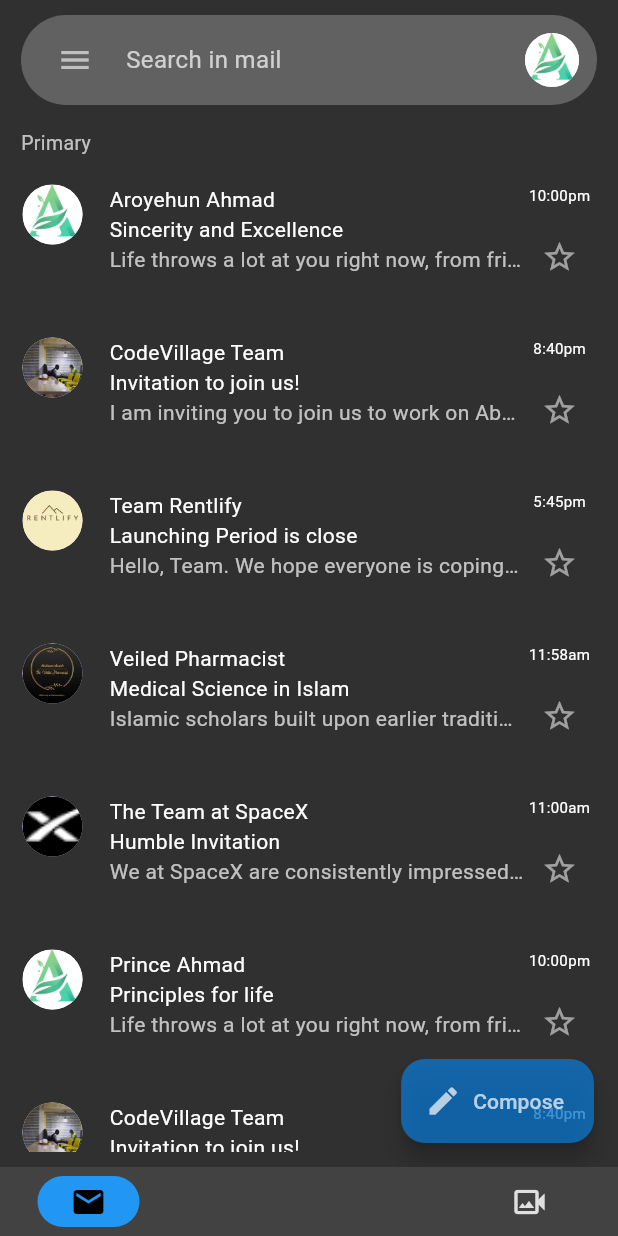
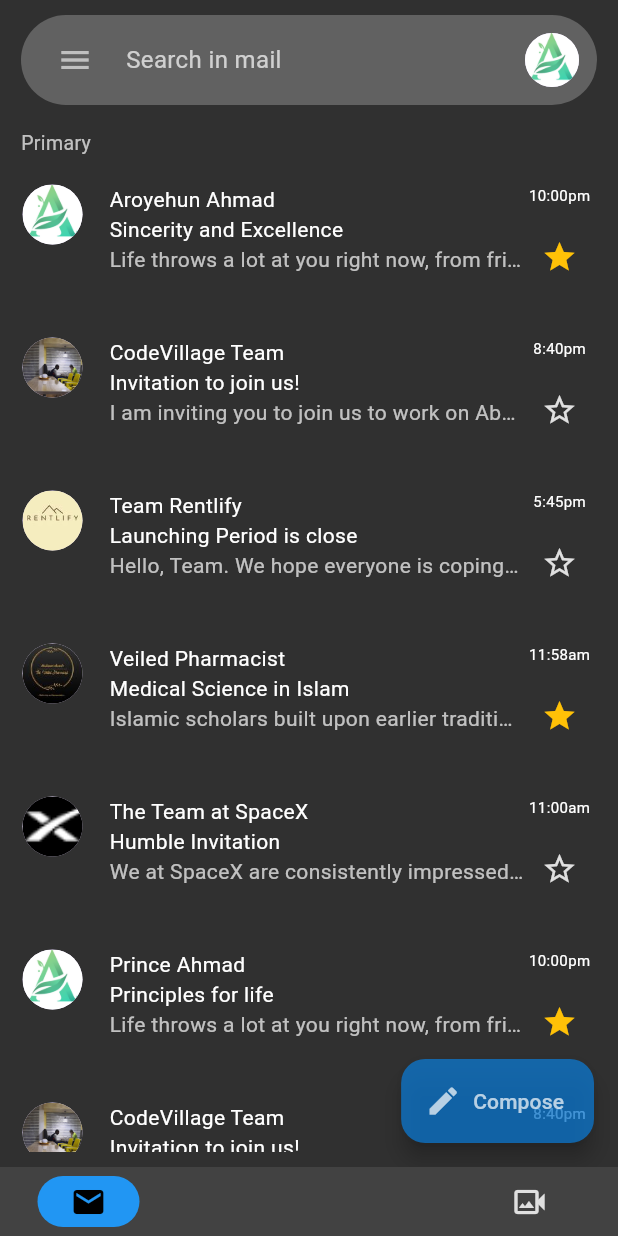
Before and after one commit to ahmad-cod/gmail_ui_clone, a Flutter app: the screen it shows after launch, on a phone screen of 412 x 824 dp. Run offline on Flutter 3.47's test engine with Material 3 defaults, Android fonts, the phone set to English and light mode, and no system bars; drawn by our look-alikes of google_nav_bar; our stand-ins replace flutter_svg, google_fonts.

Commit message:
Add property for knowing favourites

```diff
--- a/lib/components/email_card.dart
+++ b/lib/components/email_card.dart
@@ -45,10 +45,10 @@
               ),
               IconButton(
                   onPressed: () {},
-                  icon: const Icon(
-                    Icons.star_border_outlined,
-                    color: Colors.white54,
-                  ))
+                  icon: email.isStarred!
+                      ? const Icon(Icons.star, color: Colors.amber)
+                      : Icon(Icons.star_border, color: Colors.grey[300],)
+                        )
             ],
           ),
         ),
```
Also changed, not shown: lib/model/email.dart (+24 -11 lines).
